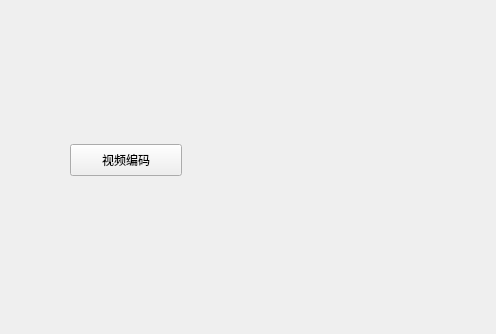
This is 37_video_h264/mainwindow.ui in yanyi0/Xcode_Qt as Qt 5 draws it before an edit; both pictures show x 0 to 496 and y 266 to 600 of the 800 by 600 pixel window. The edited form follows.
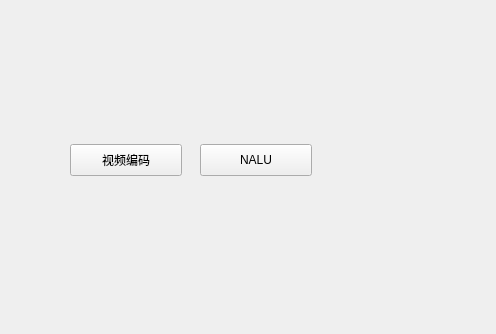
This is the edited form.

```diff
--- a/37_video_h264/mainwindow.ui
+++ b/37_video_h264/mainwindow.ui
@@ -27,6 +27,19 @@
      <string>视频编码</string>
     </property>
    </widget>
+      <widget class="QPushButton" name="naluButton">
+      <property name="geometry">
+      <rect>
+      <x>200</x>
+      <y>410</y>
+      <width>112</width>
+      <height>32</height>
+      </rect>
+      </property>
+      <property name="text">
+      <string>NALU</string>
+      </property>
+      </widget>
   </widget>
   <widget class="QMenuBar" name="menubar">
    <property name="geometry">
```
